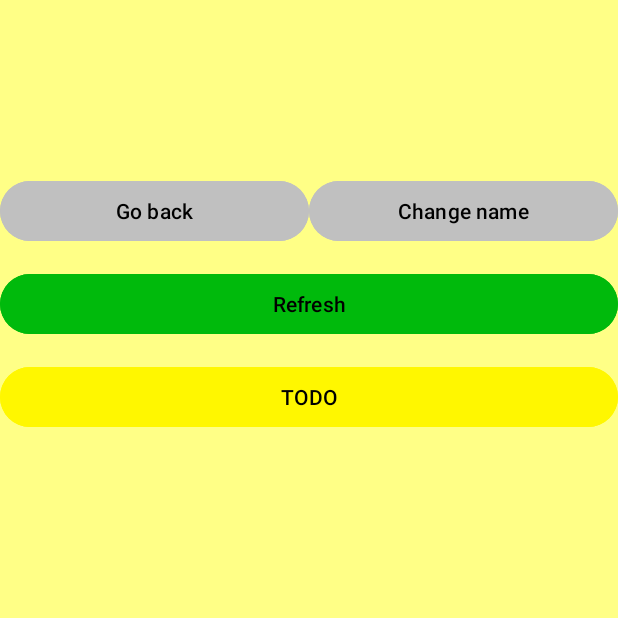
After one commit to MaybeAshLately/RF_Scanner, an Android app: the LastMeas screen opened directly, with no data from a screen before it, on a phone screen of 412 x 824 dp, the top half of it. The commit adds this screen. Run offline under Robolectric (Android 15) with nearby library versions, the phone set to English and light mode, and no system bars.

Commit message:
Basic logic of LastMeas class.

```diff
--- a/app/src/main/java/com/example/rf_scanner/DataTransfer.java
+++ b/app/src/main/java/com/example/rf_scanner/DataTransfer.java
@@ -8,4 +8,12 @@ public class DataTransfer {
         if (instance == null) { instance = new DataTransfer();}
         return instance;
     }
+
+    public String currentNodeAddress;
+    public String currentNodeName;
+    public int currentPosition;
+
+    public boolean nameChanged;
+    public String newName;
+
 }
--- /dev/null
+++ b/app/src/main/java/com/example/rf_scanner/LastMeas.java
@@ -0,0 +1,76 @@
+package com.example.rf_scanner;
+
+import android.content.Intent;
+import android.os.Bundle;
+import android.view.View;
+import android.widget.Button;
+import android.widget.TextView;
+
+import androidx.activity.EdgeToEdge;
+import androidx.appcompat.app.AppCompatActivity;
+import androidx.core.graphics.Insets;
+import androidx.core.view.ViewCompat;
+import androidx.core.view.WindowInsetsCompat;
+
+public class LastMeas extends AppCompatActivity {
+    private DataTransfer dataTransfer;
+    private Button goBackButton;
+    private Button changeNameButton;
+    private TextView nameText;
+    private TextView addressText;
+
+    private String name;
+    private String address;
+
+    @Override
+    protected void onCreate(Bundle savedInstanceState) {
+        super.onCreate(savedInstanceState);
+        EdgeToEdge.enable(this);
+        setContentView(R.layout.last_meas);
+        ViewCompat.setOnApplyWindowInsetsListener(findViewById(R.id.main), (v, insets) -> {
+            Insets systemBars = insets.getInsets(WindowInsetsCompat.Type.systemBars());
+            v.setPadding(systemBars.left, systemBars.top, systemBars.right, systemBars.bottom);
+            return insets;
+        });
+        dataTransfer = DataTransfer.getInstance();
+        goBackButton=findViewById(R.id.go_back);
+        changeNameButton=findViewById(R.id.change_name);
+        nameText=findViewById(R.id.name);
+        addressText=findViewById(R.id.address);
+
+        address=dataTransfer.currentNodeAddress;
+        name=dataTransfer.currentNodeName;
+
+        nameText.setText(name);
+        addressText.setText(address);
+
+
+        goBackButton.setOnClickListener(new View.OnClickListener() {
+            @Override
+            public void onClick(View view) {
+                finish();
+            }
+        });
+
+        changeNameButton.setOnClickListener(new View.OnClickListener() {
+            @Override
+            public void onClick(View view) {
+                Intent intent = new Intent(LastMeas.this, EditName.class);
+                startActivityForResult(intent,2);
+
+            }
+        });
+
+    }
+
+
+
+    @Override
+    protected void onResume() {
+        super.onResume();
+        if(dataTransfer.nameChanged)
+        {
+            nameText.setText(dataTransfer.newName);
+        }
+    }
+}
--- /dev/null
+++ b/app/src/main/res/layout/last_meas.xml
@@ -0,0 +1,181 @@
+<?xml version="1.0" encoding="utf-8"?>
+<TableLayout xmlns:android="http://schemas.android.com/apk/res/android"
+    xmlns:app="http://schemas.android.com/apk/res-auto"
+    xmlns:tools="http://schemas.android.com/tools"
+    android:id="@+id/main"
+    android:layout_width="match_parent"
+    android:layout_height="match_parent"
+    tools:context=".MainActivity"
+    android:background="@color/beige"
+    >
+
+
+    <TableRow
+        android:layout_width="match_parent"
+        android:layout_height="match_parent"
+        android:gravity="center_horizontal">
+        <TextView
+            android:layout_width="match_parent"
+            android:layout_height="wrap_content"
+            android:textSize="30sp"
+            android:gravity="center_horizontal"
+            >
+        </TextView>
+    </TableRow>
+
+
+    <TableRow
+        android:layout_width="match_parent"
+        android:layout_height="match_parent"
+        android:gravity="center_horizontal">
+        <TextView
+            android:layout_width="match_parent"
+            android:layout_height="wrap_content"
+            android:textSize="15sp"
+            android:textColor="@color/black"
+            android:gravity="center_horizontal"
+            android:text=""
+            android:id="@+id/address"
+            >
+        </TextView>
+    </TableRow>
+
+
+
+    <TableRow
+        android:layout_width="match_parent"
+        android:layout_height="match_parent"
+        android:gravity="center_horizontal">
+        <TextView
+            android:layout_width="match_parent"
+            android:layout_height="wrap_content"
+            android:textSize="30sp"
+            android:textColor="@color/black"
+            android:gravity="center_horizontal"
+            android:text="NAME"
+            android:id="@+id/name"
+            >
+        </TextView>
+    </TableRow>
+
+
+    <TableRow
+        android:layout_width="match_parent"
+        android:layout_height="match_parent"
+        android:gravity="center_horizontal">
+        <TextView
+            android:layout_width="match_parent"
+            android:layout_height="wrap_content"
+            android:textSize="10sp"
+            android:gravity="center_horizontal"
+            >
+        </TextView>
+    </TableRow>
+
+
+    <TableRow
+        android:layout_width="match_parent"
+        android:layout_height="match_parent"
+        android:gravity="center_horizontal">
+        <Button
+            android:id="@+id/go_back"
+            android:layout_width="0dp"
+            android:layout_height="match_parent"
+            android:layout_weight="1"
+            android:text="Go back"
+            android:textColor="@color/black"
+            android:backgroundTint="@color/gray"
+            />
+        <Button
+            android:id="@+id/change_name"
+            android:layout_width="0dp"
+            android:layout_height="match_parent"
+            android:layout_weight="1"
+            android:text="Change name"
+            android:textColor="@color/black"
+            android:backgroundTint="@color/gray"
+            />
+    </TableRow>
+
+
+    <TableRow
+        android:layout_width="match_parent"
+        android:layout_height="match_parent"
+        android:gravity="center_horizontal">
+        <TextView
+            android:layout_width="match_parent"
+            android:layout_height="wrap_content"
+            android:textSize="10sp"
+            android:gravity="center_horizontal"
+            >
+        </TextView>
+    </TableRow>
+
+
+    <TableRow
+        android:layout_width="match_parent"
+        android:layout_height="match_parent"
+        android:gravity="center_horizontal">
+        <Button
+            android:id="@+id/refresh"
+            android:layout_width="0dp"
+            android:layout_height="match_parent"
+            android:layout_weight="1"
+            android:text="Refresh"
+            android:textColor="@color/black"
+            android:backgroundTint="@color/green"
+            />
+    </TableRow>
+
+
+    <TableRow
+        android:layout_width="match_parent"
+        android:layout_height="match_parent"
+        android:gravity="center_horizontal">
+        <TextView
+            android:layout_width="match_parent"
+            android:layout_height="wrap_content"
+            android:textSize="10sp"
+            android:gravity="center_horizontal"
+            >
+        </TextView>
+    </TableRow>
+
+
+    <TableRow
+        android:layout_width="match_parent"
+        android:layout_height="match_parent"
+        android:gravity="center_horizontal">
+        <Button
+            android:id="@+id/off_alarm"
+            android:layout_width="0dp"
+            android:layout_height="match_parent"
+            android:layout_weight="1"
+            android:text="TODO"
+            android:textColor="@color/black"
+            android:backgroundTint="@color/yellow"
+            />
+    </TableRow>
+
+
+    <TableRow
+        android:layout_width="match_parent"
+        android:layout_height="match_parent"
+        android:gravity="center_horizontal">
+        <TextView
+            android:layout_width="match_parent"
+            android:layout_height="wrap_content"
+            android:textSize="10sp"
+            android:gravity="center_horizontal"
+            >
+        </TextView>
+    </TableRow>
+
+
+
+
+
+
+
+
+</TableLayout>
```
Also changed, not shown: app/src/main/AndroidManifest.xml (+20 -1 lines), app/src/main/java/com/example/rf_scanner/EditName.java (added, +76 -0 lines), app/src/main/java/com/example/rf_scanner/MainActivity.java (+26 -0 lines), app/src/main/res/layout/edit_name.xml (added, +130 -0 lines).
